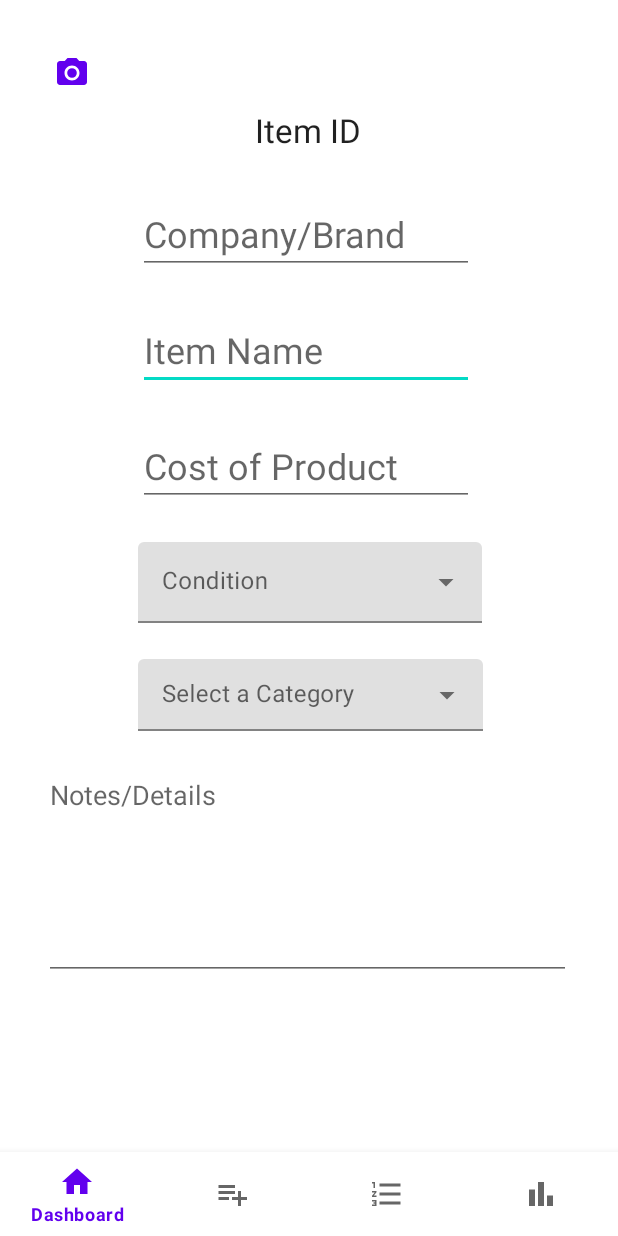
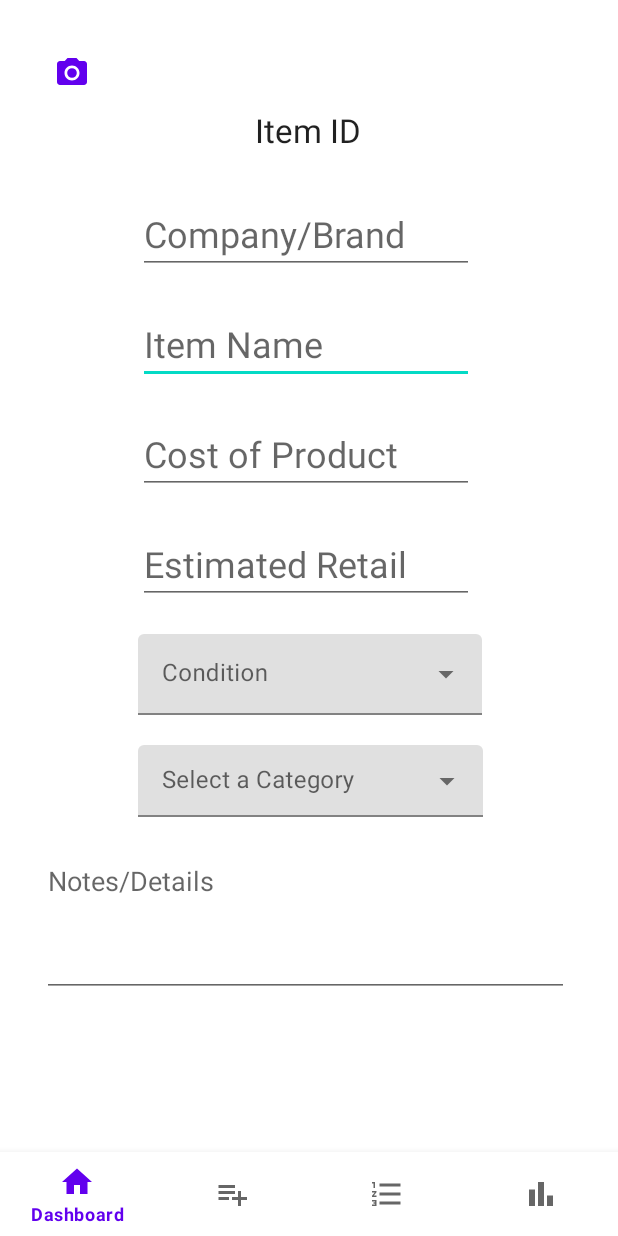
Before and after one commit to Teggenberg/NardDogsApp, an Android app: the ItemList screen opened directly, with no data from a screen before it, on a phone screen of 412 x 824 dp. Run offline under Robolectric (Android 15) with nearby library versions, the phone set to English and light mode, and no system bars.

Commit message:
AddList default design

```diff
--- a/app/src/main/java/com/example/narddogsinventory/ItemList.kt
+++ b/app/src/main/java/com/example/narddogsinventory/ItemList.kt
@@ -1,17 +1,38 @@
 package com.example.narddogsinventory
 
+import android.content.Intent
 import androidx.appcompat.app.AppCompatActivity
 import android.os.Bundle
+import android.provider.MediaStore
+import android.widget.ArrayAdapter
+import android.widget.AutoCompleteTextView
+import android.widget.Button
+import androidx.core.content.ContentProviderCompat.requireContext
 
 class ItemList : AppCompatActivity() {
+
+
     override fun onCreate(savedInstanceState: Bundle?) {
         super.onCreate(savedInstanceState)
+
+        /*val coItems = arrayOf("Option1","Option2")
+        val adapter = ArrayAdapter(this,R.layout.dropdown_text,coItems)
+        val autoCompleteTextView = findViewById<AutoCompleteTextView>(R.id.etDropDownCon)
+        autoCompleteTextView.setAdapter(adapter)*/
+
 
         setContentView(R.layout.activity_item_list)
     }
 
-    private fun addItem()
-    {
+    private fun useCamera(){
+
+        findViewById<Button>(R.id.opCamera).setOnClickListener {
+            if (it.callOnClick()) {
+                var intent = Intent(MediaStore.ACTION_IMAGE_CAPTURE)
+                startActivity(intent)
+            }
+        }
 
     }
+
 }
--- a/app/src/main/java/com/example/narddogsinventory/MainActivity.kt
+++ b/app/src/main/java/com/example/narddogsinventory/MainActivity.kt
@@ -40,10 +40,6 @@ class MainActivity : AppCompatActivity() {
 
         auth = FirebaseAuth.getInstance()
         db = FirebaseFirestore.getInstance()
-
-
-
-
 
         val gso = GoogleSignInOptions.Builder(GoogleSignInOptions.DEFAULT_SIGN_IN)
             .requestIdToken("890851707023-8olrib65tv0qstiae0b6sjr63suv5c8u.apps.googleusercontent.com")
--- a/app/src/main/res/layout/activity_item_list.xml
+++ b/app/src/main/res/layout/activity_item_list.xml
@@ -23,7 +23,7 @@
         android:layout_width="wrap_content"
         android:layout_height="wrap_content"
         android:layout_marginStart="92dp"
-        android:layout_marginTop="24dp"
+        android:layout_marginTop="20dp"
         android:ems="8"
         android:hint="Item Name"
         android:inputType="textPersonName"
@@ -36,13 +36,26 @@
         android:layout_width="wrap_content"
         android:layout_height="wrap_content"
         android:layout_marginStart="92dp"
-        android:layout_marginTop="24dp"
+        android:layout_marginTop="20dp"
         android:ems="8"
         android:hint="Cost of Product"
         android:inputType="textPersonName"
         android:textSize="24sp"
         app:layout_constraintStart_toStartOf="parent"
         app:layout_constraintTop_toBottomOf="@+id/etItemName" />
+
+    <EditText
+        android:id="@+id/etRetail"
+        android:layout_width="wrap_content"
+        android:layout_height="wrap_content"
+        android:layout_marginStart="92dp"
+        android:layout_marginTop="20dp"
+        android:ems="8"
+        android:hint="Estimated Retail"
+        android:inputType="textPersonName"
+        android:textSize="24sp"
+        app:layout_constraintStart_toStartOf="parent"
+        app:layout_constraintTop_toBottomOf="@+id/etCost" />
 
     <com.google.android.material.bottomnavigation.BottomNavigationView
         android:id="@+id/bottomNav"
@@ -73,15 +86,15 @@
         android:layout_width="230dp"
         android:layout_height="wrap_content"
         android:layout_marginStart="80dp"
-        android:layout_marginTop="24dp"
+        android:layout_marginTop="20dp"
         android:layout_marginEnd="90dp"
         app:layout_constraintEnd_toEndOf="parent"
         app:layout_constraintHorizontal_bias="1.0"
         app:layout_constraintStart_toStartOf="parent"
-        app:layout_constraintTop_toBottomOf="@+id/etCost">
+        app:layout_constraintTop_toBottomOf="@+id/etRetail">
 
         <AutoCompleteTextView
-            android:id="@+id/etNew"
+            android:id="@+id/etDropDownCon"
             android:layout_width="229dp"
             android:layout_height="54dp"
             android:layout_weight="1"
@@ -95,7 +108,7 @@
         android:layout_width="230dp"
         android:layout_height="wrap_content"
         android:layout_marginStart="80dp"
-        android:layout_marginTop="24dp"
+        android:layout_marginTop="20dp"
         android:layout_marginEnd="90dp"
         app:layout_constraintEnd_toEndOf="parent"
         app:layout_constraintHorizontal_bias="1.0"
@@ -113,7 +126,7 @@
     </com.google.android.material.textfield.TextInputLayout>
 
     <Button
-        android:id="@+id/etCamera"
+        android:id="@+id/opCamera"
         style="@style/Widget.Material3.Button.TextButton.Icon"
         android:layout_width="49dp"
         android:layout_height="49dp"
@@ -128,8 +141,8 @@
     <EditText
         android:id="@+id/editTextTextMultiLine"
         android:layout_width="351dp"
-        android:layout_height="146dp"
-        android:layout_marginStart="29dp"
+        android:layout_height="100dp"
+        android:layout_marginStart="28dp"
         android:layout_marginTop="20dp"
         android:ems="10"
         android:gravity="start|top"
```
Also changed, not shown: app/src/main/java/com/example/narddogsinventory/LoginActivity.kt (+28 -11 lines).
